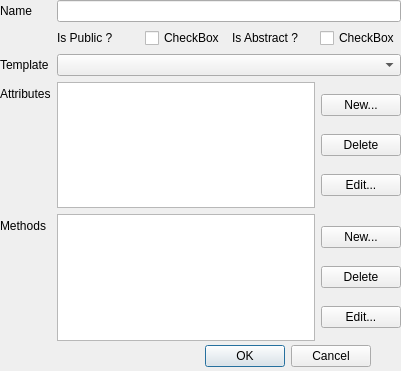
First picture: the form in newclass.ui, repository AvaN0x/IUT-UMLDesigner, before the edit.
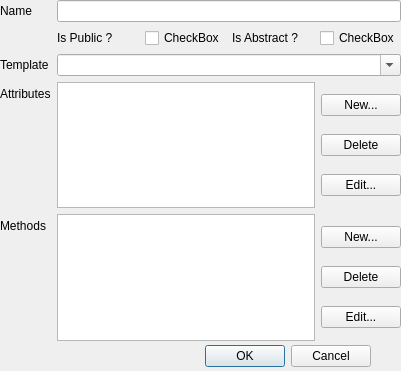
Second picture: the form after the edit.

The edit to the form file:
```diff
--- a/newclass.ui
+++ b/newclass.ui
@@ -182,7 +182,11 @@
      </widget>
     </item>
     <item row="2" column="1">
-     <widget class="QComboBox" name="cbx_template"/>
+     <widget class="QComboBox" name="cbx_template">
+      <property name="editable">
+       <bool>true</bool>
+      </property>
+     </widget>
     </item>
    </layout>
   </widget>
```
Left out of the diff: 45 changed lines with no effect on the pictures.
